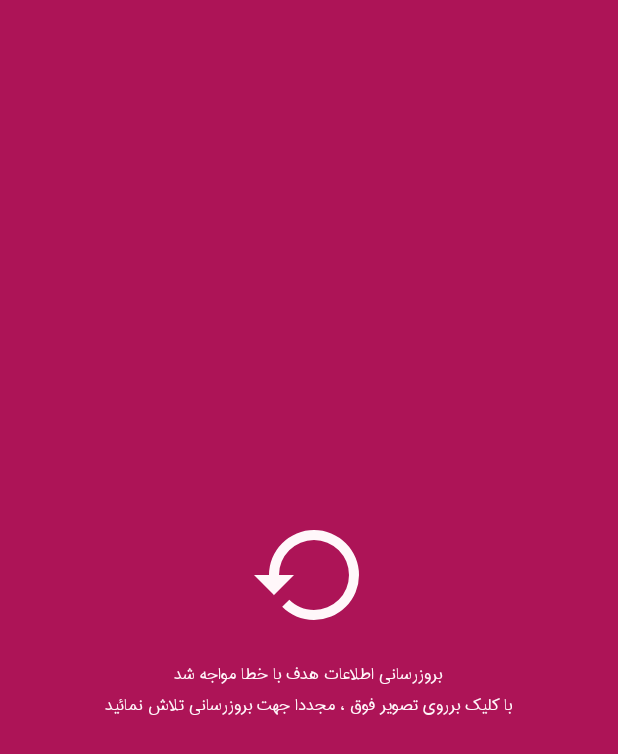
After one commit to kasra-07/TickVision, an Android app: the UpdateErrorActivity screen opened directly, with no data from a screen before it, on a phone screen of 412 x 824 dp. The commit adds this screen. Shown: the top 754 px of the screen. Run offline under Robolectric (Android 15) with nearby library versions, the light colour scheme and no system bars; network calls fail.

Commit message:
end create activity_update_error.xml

```diff
--- a/app/src/main/AndroidManifest.xml
+++ b/app/src/main/AndroidManifest.xml
@@ -9,6 +9,7 @@
     <uses-permission android:name="android.permission.FOREGROUND_SERVICE" />
 
     <application
+        android:name=".classes.G"
         android:allowBackup="true"
         android:dataExtractionRules="@xml/data_extraction_rules"
         android:fullBackupContent="@xml/backup_rules"
@@ -18,8 +19,11 @@
         android:supportsRtl="true"
         android:theme="@style/Theme.TickVision"
         tools:targetApi="31">
+        <activity
+            android:name=".UpdateErrorActivity"
+            android:exported="false" />
 
-        <service android:name=".classes.TimerService"/>
+        <service android:name=".classes.TimerService" />
 
         <activity
             android:name=".EditActivity"
--- /dev/null
+++ b/app/src/main/java/ir/mahchegroup/tickvision/UpdateErrorActivity.java
@@ -0,0 +1,19 @@
+package ir.mahchegroup.tickvision;
+
+import androidx.appcompat.app.AppCompatActivity;
+
+import android.os.Bundle;
+import android.view.View;
+
+public class UpdateErrorActivity extends AppCompatActivity {
+
+    @Override
+    protected void onCreate(Bundle savedInstanceState) {
+        super.onCreate(savedInstanceState);
+        setContentView(R.layout.activity_update_error);
+    }
+
+    public void click(View view) {
+
+    }
+}
--- a/app/src/main/java/ir/mahchegroup/tickvision/classes/UserItems.java
+++ b/app/src/main/java/ir/mahchegroup/tickvision/classes/UserItems.java
@@ -31,6 +31,11 @@ public class UserItems {
     public static final String PROFIT = "profit";
     public static final String REST = "rest";
     public static final String MILLI_SEC = "milli_sec";
+    public static final String IS_GET_DAY = "is_get_day";
+    public static final String G_DAY = "g_day";
+    public static final String IS_CHANGE_DAY = "is_change_day";
+    public static final String IS_TICK = "is_tick";
+    public static final String DIFF = "diff";
     public static final String USER_SIGNUP_URL = "https://mahchegroup.ir/tick_vision/user_signup.php";
     public static final String USER_LOGIN_URL = "https://mahchegroup.ir/tick_vision/user_login.php";
     public static final String GET_COUNT_VISION_URL = "https://mahchegroup.ir/tick_vision/get_count_vision.php";
@@ -41,4 +46,5 @@ public class UserItems {
     public static final String EDIT_VISION_URL = "https://mahchegroup.ir/tick_vision/edit_vision.php";
     public static final String UPDATE_PRICE_URL = "https://mahchegroup.ir/tick_vision/update_price.php";
     public static final String UPDATE_MILLI_SEC_URL = "https://mahchegroup.ir/tick_vision/update_milli_sec.php";
+    public static final String RESET_ALL_VISIONS_URL = "https://mahchegroup.ir/tick_vision/reset_all_visions.php";
 }
--- a/app/src/main/java/ir/mahchegroup/tickvision/network/UpdatePrice.java
+++ b/app/src/main/java/ir/mahchegroup/tickvision/network/UpdatePrice.java
@@ -40,6 +40,7 @@ public class UpdatePrice {
                 params.put(UserItems.PAYMENT, payment);
                 params.put(UserItems.PROFIT, profit);
                 params.put(UserItems.REST, rest);
+                params.put(UserItems.IS_TICK, isTick);
                 return params;
             }
         };
--- a/app/src/main/res/anim/cong_trans_out.xml
+++ b/app/src/main/res/anim/cong_trans_out.xml
@@ -1,4 +1,4 @@
 <?xml version="1.0" encoding="utf-8"?>
-<set android:duration="800" android:interpolator="@android:interpolator/cycle" xmlns:android="http://schemas.android.com/apk/res/android">
+<set android:duration="800" android:interpolator="@android:interpolator/accelerate_decelerate" xmlns:android="http://schemas.android.com/apk/res/android">
     <translate android:fromXDelta="0" android:toXDelta="0" android:fromYDelta="0" android:toYDelta="250%"/>
 </set>
--- /dev/null
+++ b/app/src/main/res/layout/activity_update_error.xml
@@ -0,0 +1,38 @@
+<?xml version="1.0" encoding="utf-8"?>
+<RelativeLayout xmlns:android="http://schemas.android.com/apk/res/android"
+    xmlns:app="http://schemas.android.com/apk/res-auto"
+    xmlns:tools="http://schemas.android.com/tools"
+    android:layout_width="match_parent"
+    android:layout_height="match_parent"
+    android:background="@color/primary_dark_color"
+    tools:context=".UpdateErrorActivity">
+
+    <LinearLayout
+        android:layout_width="match_parent"
+        android:layout_height="match_parent"
+        android:layout_centerInParent="true"
+        android:gravity="center"
+        android:orientation="vertical"
+        tools:ignore="UseCompoundDrawables,UselessParent">
+
+        <ImageView
+            android:id="@+id/img_reset"
+            android:layout_width="80dp"
+            android:layout_height="80dp"
+            android:onClick="click"
+            android:src="@drawable/ic_reset"
+            app:tint="@color/primary_text_color"
+            tools:ignore="ContentDescription,SpeakableTextPresentCheck" />
+
+        <TextView
+            android:layout_width="wrap_content"
+            android:layout_height="wrap_content"
+            android:layout_marginTop="15dp"
+            android:gravity="center"
+            android:text="@string/update_vision_again_text"
+            android:textColor="@color/primary_text_color"
+            android:textSize="@dimen/normal_text_size" />
+
+    </LinearLayout>
+
+</RelativeLayout>
--- a/app/src/main/res/values/strings.xml
+++ b/app/src/main/res/values/strings.xml
@@ -109,4 +109,5 @@
     <string name="timer_on_error">لطفا ابتدا تایمر را خاموش نمائید</string>
     <string name="congratulation_text">شما با موفقیت هدف امروز را تیک زدید...</string>
     <string name="ok_text">بسیار خب</string>
+    <string name="update_vision_again_text">بروزرسانی اطلاعات هدف با خطا مواجه شد\nبا کلیک برروی تصویر فوق ، مجددا جهت بروزرسانی تلاش نمائید</string>
 </resources>
```
Also changed, not shown: app/src/main/java/ir/mahchegroup/tickvision/HomeActivity.java (+26 -13 lines), app/src/main/java/ir/mahchegroup/tickvision/classes/G.java (added, +68 -0 lines), app/src/main/java/ir/mahchegroup/tickvision/network/ResetAllVisions.java (added, +49 -0 lines).
